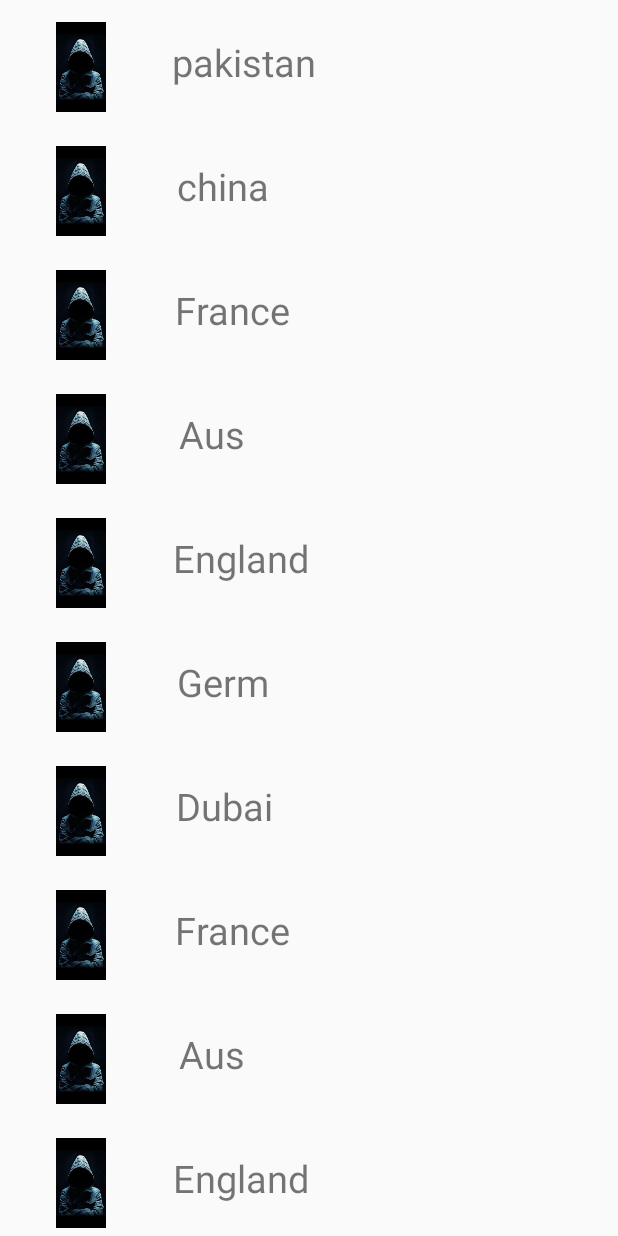
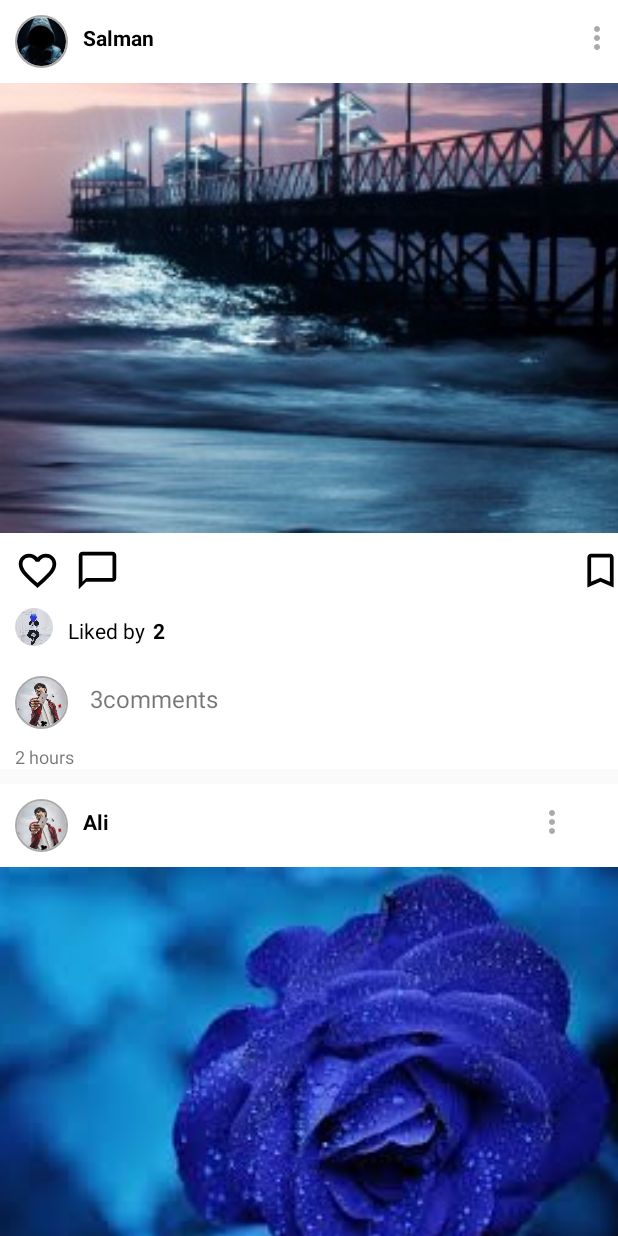
Before and after one commit to salman264/RecyclerView, an Android app: the screen it shows after launch (MainActivity), on a phone screen of 412 x 824 dp. Run offline under Robolectric (Android 15) with nearby library versions, the phone set to English and light mode, and no system bars; our stand-ins replace CircleImageView.

Commit message:
Recyclerview

```diff
--- a/app/build.gradle
+++ b/app/build.gradle
@@ -31,6 +31,9 @@ dependencies {
     testImplementation 'junit:junit:4.12'
     androidTestImplementation 'androidx.test.ext:junit:1.1.1'
     implementation 'de.hdodenhof:circleimageview:3.1.0'
+
+    implementation 'com.github.bumptech.glide:glide:4.11.0'
+
     implementation 'com.android.support:recyclerview-v7:29.0.0'
     androidTestImplementation 'androidx.test.espresso:espresso-core:3.2.0'
 }
--- a/app/src/main/java/com/example/recyclerview/Adapter.java
+++ b/app/src/main/java/com/example/recyclerview/Adapter.java
@@ -1,49 +1,87 @@
 package com.example.recyclerview;
 
+import android.app.DownloadManager;
+import android.content.Context;
 import android.view.LayoutInflater;
 import android.view.View;
 import android.view.ViewGroup;
 import android.widget.ImageView;
 import android.widget.TextView;
 
+
+import com.bumptech.glide.Glide;
+import com.bumptech.glide.RequestManager;
+
+import org.w3c.dom.Text;
+
+import java.util.ArrayList;
+
 import androidx.annotation.NonNull;
 import androidx.recyclerview.widget.RecyclerView;
 
 public class Adapter extends RecyclerView.Adapter<Adapter.ProgrammingViewHolder> {
 
-    private String[] data;
-    public Adapter(String[] data)
-    {
-        this.data=data;
+    Context context;
+RequestManager glide;
+    ArrayList<ModelFeed> modelFeedArrayList= new ArrayList<>();
+    public Adapter(Context context,ArrayList<ModelFeed>modelFeedArrayList){
+
+        this.context=context;
+        this.modelFeedArrayList=modelFeedArrayList;
+        glide= Glide.with(context);
+
     }
 
     @NonNull
     @Override
     public ProgrammingViewHolder onCreateViewHolder(@NonNull ViewGroup parent, int viewType) {
-        LayoutInflater inflater=LayoutInflater.from(parent.getContext());
-        View view=inflater.inflate(R.layout.list_item_layout, parent, false);
-        return new ProgrammingViewHolder(view);
+
+        View view=LayoutInflater.from(parent.getContext()).inflate(R.layout.instagram_feed, parent, false);
+        ProgrammingViewHolder viewHolder=new ProgrammingViewHolder(view);
+        return viewHolder;
     }
 
     @Override
     public void onBindViewHolder(@NonNull ProgrammingViewHolder holder, int position) {
 
-        String title= data[position];
-        holder.textTitle.setText(title);
+        final ModelFeed modelFeed=modelFeedArrayList.get(position);
+        holder.uploder_name.setText(modelFeed.getName());
+        holder.time.setText(modelFeed.getTime());
+        holder.liker_nam.setText(String.valueOf(modelFeed.getLike()));
+        holder.add_com.setText(modelFeed.getComment()+ "comments");
+
+        glide.load(modelFeed.getProfile()).into(holder.profile);
+        if (modelFeed.getPost()==0){
+            holder.post_pic.setVisibility(View.GONE);
+        }else{
+            holder.post_pic.setVisibility(View.VISIBLE);
+            glide.load(modelFeed.getPost()).into(holder.post_pic);
+        }
+
     }
 
     @Override
     public int getItemCount() {
-        return data.length;
+        return modelFeedArrayList.size();
     }
 
     public class ProgrammingViewHolder extends RecyclerView.ViewHolder{
-        ImageView imgIcon;
-        TextView textTitle;
+
+        TextView uploder_name, time,liker_nam,like_by,add_com;
+        ImageView profile,post_pic,liker_prof;
         public ProgrammingViewHolder(@NonNull View itemView) {
             super(itemView);
-            imgIcon=(ImageView) itemView.findViewById(R.id.imgIcon);
-            textTitle=(TextView) itemView.findViewById(R.id.textTitle);
+            profile=(ImageView) itemView.findViewById(R.id.pro_pic);
+            post_pic=(ImageView) itemView.findViewById(R.id.post_pic);
+            liker_prof=(ImageView) itemView.findViewById(R.id.liker_pic);
+
+
+            uploder_name=(TextView) itemView.findViewById(R.id.uploader_name);
+            time=(TextView) itemView.findViewById(R.id.timee);
+            liker_nam=(TextView) itemView.findViewById(R.id.lik);
+            like_by=(TextView) itemView.findViewById(R.id.likeby);
+            add_com=(TextView) itemView.findViewById(R.id.addcom);
+
         }
     }
 }
--- a/app/src/main/java/com/example/recyclerview/MainActivity.java
+++ b/app/src/main/java/com/example/recyclerview/MainActivity.java
@@ -6,16 +6,47 @@ import androidx.recyclerview.widget.RecyclerView;
 
 import android.os.Bundle;
 
+import java.util.ArrayList;
+
+import static android.icu.lang.UCharacter.GraphemeClusterBreak.L;
+
 public class MainActivity extends AppCompatActivity {
+    RecyclerView recyclerView;
+    ArrayList<ModelFeed> modelFeedArrayList=new ArrayList<>();
+    Adapter adapter;
 
     @Override
     protected void onCreate(Bundle savedInstanceState) {
         super.onCreate(savedInstanceState);
         setContentView(R.layout.activity_main);
 
-        RecyclerView recycler_view=findViewById(R.id.recycler_view);
-        recycler_view.setLayoutManager(new LinearLayoutManager(this));
-        String[] countries={"pakistan", "china", "France", "Aus","England","Germ","Dubai","France", "Aus","England","Germ","Dubai"};
-        recycler_view.setAdapter(new Adapter(countries));
+        recyclerView=(RecyclerView) findViewById(R.id.recycler_view);
+
+        RecyclerView.LayoutManager layoutManager= new LinearLayoutManager(this);
+        recyclerView.setLayoutManager(layoutManager);
+
+        adapter=new Adapter(this,modelFeedArrayList);
+        recyclerView.setAdapter(adapter);
+
+        populateRecyclerView();
     }
+        public void populateRecyclerView(){
+
+        ModelFeed modelFeed=new ModelFeed(1,2,3,R.drawable.user1,R.drawable.post1,
+                "Salman", "2 hours");
+        modelFeedArrayList.add(modelFeed);
+
+
+             modelFeed=new ModelFeed(2,22,33,R.drawable.user2,R.drawable.post2,
+                    "Ali", "3 hours");
+            modelFeedArrayList.add(modelFeed);
+
+
+            modelFeed=new ModelFeed(3,24,34,R.drawable.user3,R.drawable.post3,
+                    "Ahmed", "2 hours");
+            modelFeedArrayList.add(modelFeed);
+
+            adapter.notifyDataSetChanged();
+
+        }
 }
--- /dev/null
+++ b/app/src/main/java/com/example/recyclerview/ModelFeed.java
@@ -0,0 +1,72 @@
+package com.example.recyclerview;
+
+public class ModelFeed {
+    int id,like,comment,profile,post;
+    String name,time;
+
+    public ModelFeed(int id, int like, int comment, int profile, int post, String name, String time) {
+        this.id = id;
+        this.like = like;
+        this.comment = comment;
+        this.profile = profile;
+        this.post = post;
+        this.name = name;
+        this.time = time;
+    }
+
+    public int getId() {
+        return id;
+    }
+
+    public void setId(int id) {
+        this.id = id;
+    }
+
+    public int getLike() {
+        return like;
+    }
+
+    public void setLike(int like) {
+        this.like = like;
+    }
+
+    public int getComment() {
+        return comment;
+    }
+
+    public void setComment(int comment) {
+        this.comment = comment;
+    }
+
+    public int getProfile() {
+        return profile;
+    }
+
+    public void setProfile(int profile) {
+        this.profile = profile;
+    }
+
+    public int getPost() {
+        return post;
+    }
+
+    public void setPost(int post) {
+        this.post = post;
+    }
+
+    public String getName() {
+        return name;
+    }
+
+    public void setName(String name) {
+        this.name = name;
+    }
+
+    public String getTime() {
+        return time;
+    }
+
+    public void setTime(String time) {
+        this.time = time;
+    }
+}
--- a/app/src/main/res/layout/activity_main.xml
+++ b/app/src/main/res/layout/activity_main.xml
@@ -5,6 +5,7 @@
     xmlns:tools="http://schemas.android.com/tools"
     android:layout_width="match_parent"
     android:layout_height="match_parent"
+
     tools:context=".MainActivity">
 
     <androidx.recyclerview.widget.RecyclerView
--- a/app/src/main/res/layout/instagram_feed.xml
+++ b/app/src/main/res/layout/instagram_feed.xml
@@ -1,7 +1,9 @@
 <?xml version="1.0" encoding="utf-8"?>
 <RelativeLayout xmlns:android="http://schemas.android.com/apk/res/android"
     android:layout_width="match_parent"
-    android:layout_height="match_parent"
+    android:layout_height="wrap_content"
+    android:background="@android:color/white"
+    android:layout_marginBottom="10dp"
     xmlns:app="http://schemas.android.com/apk/res-auto">
 
     <LinearLayout
@@ -36,6 +38,7 @@
                     android:textSize="14dp"
                     android:text="Saqib.py" />
                 <ImageButton
+                    android:id="@+id/dots"
                     android:layout_width="30dp"
                     android:layout_height="30dp"
                     android:src="@drawable/ic_dots"
@@ -106,13 +109,14 @@
                  android:src="@drawable/user3"
                     />
                 <TextView
+                    android:id="@+id/likeby"
                     android:layout_width="wrap_content"
                     android:layout_height="wrap_content"
                     android:layout_marginTop="15dp"
                     android:textColor="@android:color/black"
                     android:text="Liked by"/>
                 <TextView
-                    android:id="@+id/liker_name"
+                    android:id="@+id/lik"
                     android:layout_width="wrap_content"
                     android:layout_height="wrap_content"
                     android:layout_marginTop="15dp"
@@ -137,6 +141,7 @@
                 app:civ_border_width="1dp"
                 app:civ_border_color="@android:color/darker_gray" />
             <TextView
+                android:id="@+id/addcom"
                 android:layout_width="wrap_content"
                 android:layout_height="wrap_content"
                 android:layout_alignParentLeft="true"
@@ -146,6 +151,7 @@
                 android:text="Add a comment..."/>
         </RelativeLayout>
         <TextView
+            android:id="@+id/timee"
             android:layout_width="wrap_content"
             android:layout_height="wrap_content"
             android:layout_marginLeft="10dp"
--- a/app/src/main/res/layout/list_item_layout.xml
+++ b/app/src/main/res/layout/list_item_layout.xml
@@ -8,16 +8,15 @@
     android:layout_height="wrap_content"
     android:padding="8dp">
 
-    <ImageView
-        android:id="@+id/imgIcon"
-        android:layout_width="60dp"
-        android:layout_height="60dp"
+
+    <de.hdodenhof.circleimageview.CircleImageView
+        android:id="@+id/prof_pic"
+        android:layout_width="50sp"
+        android:layout_height="50sp"
         android:layout_marginStart="16dp"
-        android:src="@drawable/user1"
         app:layout_constraintBottom_toBottomOf="parent"
         app:layout_constraintStart_toStartOf="parent"
         app:layout_constraintTop_toTopOf="parent"
-        app:layout_constraintVertical_bias="1.0"
         tools:ignore="MissingConstraints" />
 
     <TextView
@@ -25,14 +24,15 @@
         android:layout_width="wrap_content"
         android:layout_height="wrap_content"
         android:layout_gravity="center"
+        android:layout_marginEnd="128dp"
         android:layout_weight="1"
+        android:padding="16dp"
         android:text="@string/app_name"
         android:textSize="25sp"
-        android:padding="16dp"
         app:layout_constraintBottom_toBottomOf="parent"
         app:layout_constraintEnd_toEndOf="parent"
-        app:layout_constraintHorizontal_bias="0.078"
-        app:layout_constraintStart_toEndOf="@+id/imgIcon"
+        app:layout_constraintHorizontal_bias="0.571"
+        app:layout_constraintStart_toEndOf="@+id/prof_pic"
         app:layout_constraintTop_toTopOf="parent"
         tools:ignore="MissingConstraints" />
 
```
